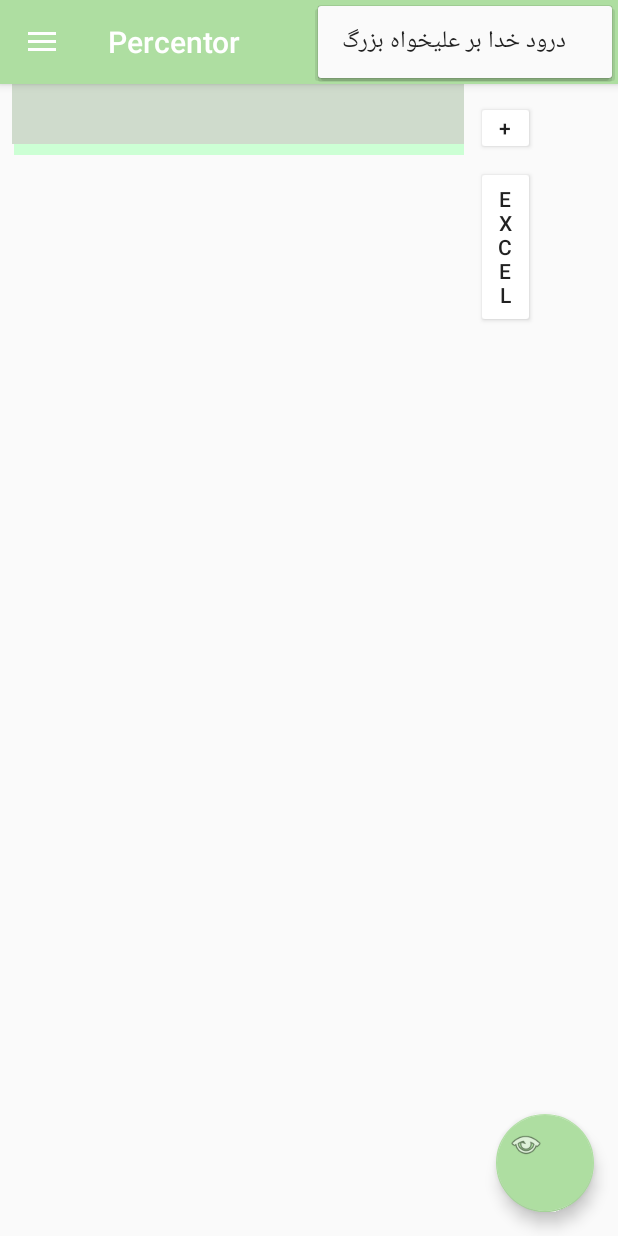
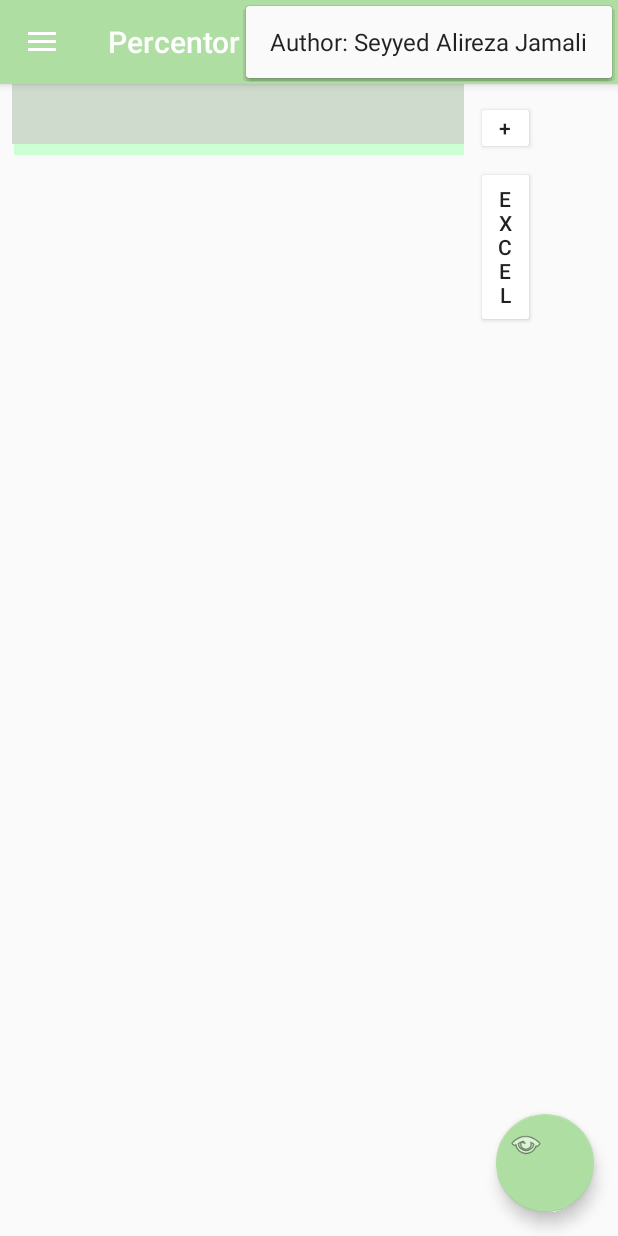
Before and after one commit to Alireza-Jamali/PercentCalculator, an Android app: the screen it shows after launch (MainActivity), with the options menu open, on a phone screen of 412 x 824 dp. Run offline under Robolectric (Android 15) with nearby library versions, the phone set to English and light mode, and no system bars.

Commit message:
added author

```diff
--- a/app/build.gradle
+++ b/app/build.gradle
@@ -3,7 +3,7 @@ apply plugin: 'com.android.application'
 android {
 
     compileSdkVersion 25
-    buildToolsVersion "25.0.2"
+    buildToolsVersion '26.0.2'
     defaultConfig {
         applicationId "org.aeza.percentor"
         minSdkVersion 14
@@ -37,7 +37,7 @@ dependencies {
     })
     compile 'com.android.support:appcompat-v7:25.2.0'
     compile 'com.android.support:design:25.2.0'
-    compile 'com.android.support.constraint:constraint-layout:1.0.0-alpha7'
+    compile 'com.android.support.constraint:constraint-layout:1.1.0-beta5'
     compile 'com.android.support:multidex:1.0.1'
     testCompile 'junit:junit:4.12'
 }
--- a/app/src/main/java/org/aeza/percentor/MainActivity.java
+++ b/app/src/main/java/org/aeza/percentor/MainActivity.java
@@ -362,6 +362,7 @@ public class MainActivity extends AppCompatActivity
 
         //noinspection SimplifiableIfStatement
         if (id == R.id.action_settings) {
+            Toast.makeText(this, "Seyyed.Alireza.Jamali@gmail.com", Toast.LENGTH_LONG).show();
             return true;
         }
 
@@ -525,7 +526,7 @@ public class MainActivity extends AppCompatActivity
 
                 } else {
                     new AlertDialog.Builder(mainView.getContext())
-                            .setMessage("چرا اجازه ندادی عوضی")
+                            .setMessage("بدون اجازه ذخیره فایل ممکن نخواهد شد.")
                             .show();
                     // permission denied, boo! Disable the
                     // functionality that depends on this permission.
--- a/app/src/main/res/menu/main.xml
+++ b/app/src/main/res/menu/main.xml
@@ -4,6 +4,6 @@
     <item
         android:id="@+id/action_settings"
         android:orderInCategory="100"
-        android:title="درود خدا بر علیخواه بزرگ"
+        android:title="@string/author"
         app:showAsAction="never" />
 </menu>
--- a/app/src/main/res/values/strings.xml
+++ b/app/src/main/res/values/strings.xml
@@ -6,4 +6,5 @@
     <string name="verticalExcelButtonText">E\nX\nC\nE\nL</string>
 
     <string name="action_settings">Settings</string>
+    <string name="author">Author: Seyyed Alireza Jamali</string>
 </resources>
```
